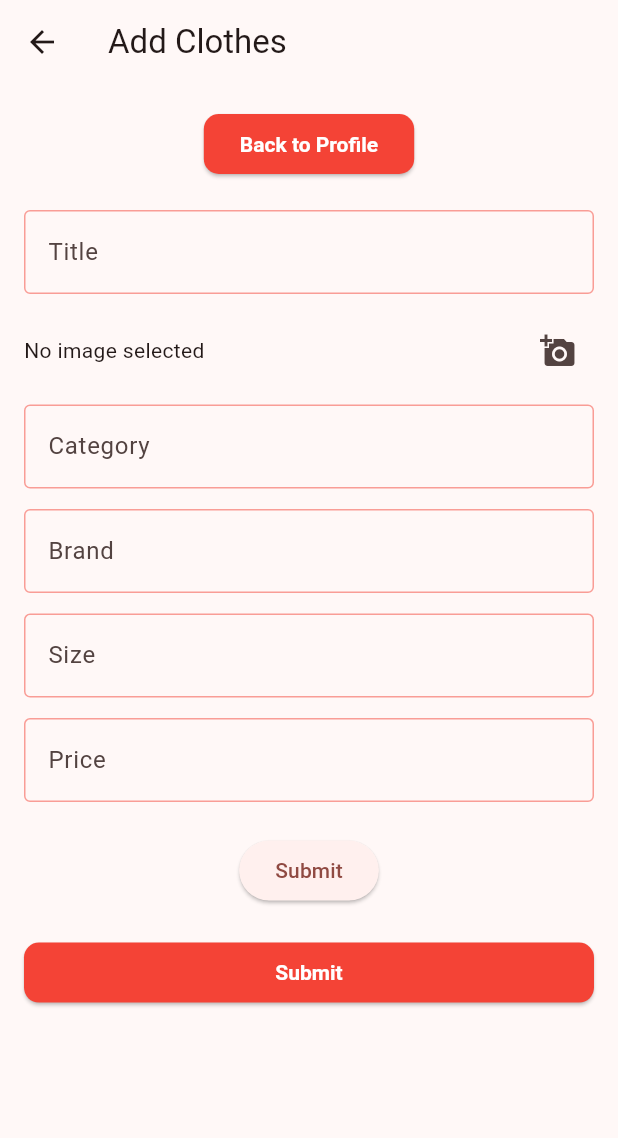
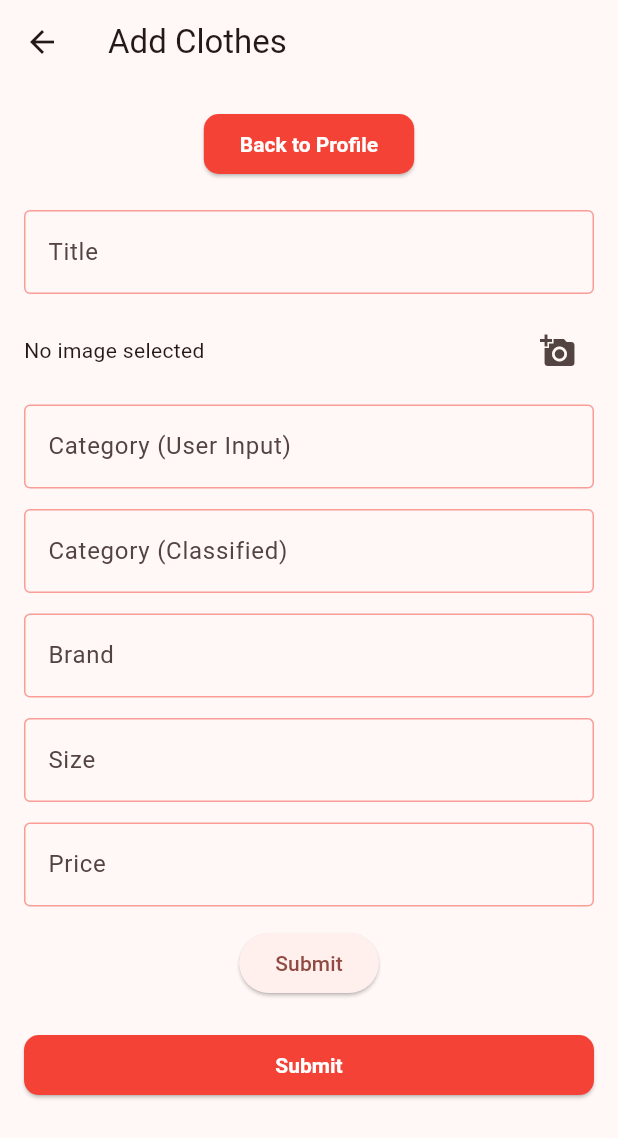
Before and after one commit to ke-saad/vogue_app, a Flutter app: the screen it shows once a user with an empty profile is signed in, item 3 of the bottom bar chosen, after a tap on "Add Clothes", on a phone screen of 412 x 824 dp. Shown: the top 1138 px of the screen. Run offline on Flutter 3.47's test engine with Material 3 defaults, Android fonts, the light colour scheme and no system bars; our stand-ins replace cloud_firestore, firebase_auth, firebase_core, firebase_storage, image_picker, logger; missing offline and left inert: tflite_flutter; accounts and stored records are empty.

Commit message:
twelfth commit

```diff
--- a/lib/src/add_clothes_screen/components/add_clothes_fields.dart
+++ b/lib/src/add_clothes_screen/components/add_clothes_fields.dart
@@ -6,7 +6,7 @@ import 'package:firebase_storage/firebase_storage.dart';
 import 'package:cloud_firestore/cloud_firestore.dart';
 import 'package:tflite_flutter/tflite_flutter.dart';
 import 'package:image/image.dart' as img;
-import 'package:logger/logger.dart'; // Import the logger package
+import 'package:logger/logger.dart';
 
 class AddClothesFields extends StatefulWidget {
   final String userId;
@@ -19,11 +19,12 @@ class AddClothesFields extends StatefulWidget {
 
 class AddClothesFieldsState extends State<AddClothesFields> {
   final _formKey = GlobalKey<FormState>();
-  final Logger _logger = Logger(); // Initialize the logger
+  final Logger _logger = Logger();
 
   String? _title;
   XFile? _image;
-  String? _category;
+  final TextEditingController _userCategoryController = TextEditingController();
+  final TextEditingController _classifiedCategoryController = TextEditingController();
   String? _brand;
   int? _size;
   String? _price;
@@ -32,8 +33,8 @@ class AddClothesFieldsState extends State<AddClothesFields> {
   final FirebaseStorage _storage = FirebaseStorage.instance;
   Interpreter? _interpreter;
   List<String>? _labels;
-  bool _isModelLoaded = false; // Flag to track model loading
-  bool _isLoadingModel = true; // Flag for loading model process
+  bool _isModelLoaded = false;
+  bool _isLoadingModel = true;
 
   @override
   void initState() {
@@ -43,7 +44,6 @@ class AddClothesFieldsState extends State<AddClothesFields> {
 
   Future<void> _loadModel() async {
     try {
-      // Check if the model file exists in assets
       if (await _checkAssetFileExists('assets/my_model.tflite')) {
         _interpreter = await Interpreter.fromAsset('assets/my_model.tflite');
         _isModelLoaded = true;
@@ -52,7 +52,6 @@ class AddClothesFieldsState extends State<AddClothesFields> {
         _logger.e("Model file not found in assets.");
       }
 
-      // Check if the labels file exists in assets
       if (await _checkAssetFileExists('assets/labels.txt')) {
         final labelsData =
             await DefaultAssetBundle.of(context).loadString('assets/labels.txt');
@@ -75,20 +74,19 @@ class AddClothesFieldsState extends State<AddClothesFields> {
       final data = await DefaultAssetBundle.of(context).load(assetPath);
       return data != null;
     } catch (e) {
-      return false; // If loading fails, the asset doesn't exist
+      return false;
     }
   }
 
   Future<void> _pickImage() async {
-    // Check if the model is loaded before picking the image
     if (_isLoadingModel) {
       _logger.e("Model is still loading. Please wait.");
       ScaffoldMessenger.of(context).showSnackBar(
-        SnackBar(
+        const SnackBar(
           content: Text("Model is still loading. Please wait."),
         ),
       );
-      return; // Exit the method if the model is still loading
+      return;
     }
 
     final picker = ImagePicker();
@@ -103,21 +101,19 @@ class AddClothesFieldsState extends State<AddClothesFields> {
 
   Future<void> _classifyImage(File image) async {
     if (_interpreter == null || _labels == null) {
-      _logger.e(
-          "Image classification failed: model is not loaded or labels are null.");
+      _logger.e("Image classification failed: model is not loaded or labels are null.");
       return;
     }
 
     final img.Image? imageInput = img.decodeImage(image.readAsBytesSync());
     if (imageInput != null) {
       final imageAsTensor = _preprocessImage(imageInput);
-      final output = List.filled(1 * 3, 0).reshape([1, 3]); // Allocate for 3 classes
+      final output = List.filled(1 * 3, 0).reshape([1, 3]);
 
       _interpreter!.run(imageAsTensor, output);
 
       final confidenceScores = output[0];
 
-      // Find the index of the highest confidence score
       int maxScoreIndex = 0;
       double maxScore = confidenceScores[0];
       for (int i = 1; i < confidenceScores.length; i++) {
@@ -128,8 +124,14 @@ class AddClothesFieldsState extends State<AddClothesFields> {
       }
 
       setState(() {
-        _category = _labels![maxScoreIndex];
-        _logger.i("Image classified successfully: $_category");
+        String classifiedCategory = _labels![maxScoreIndex];
+        _classifiedCategoryController.text = classifiedCategory;
+
+        // Only set user category if it's empty
+        if (_userCategoryController.text.isEmpty) {
+          _userCategoryController.text = classifiedCategory;
+        }
+        _logger.i("Image classified successfully: $classifiedCategory");
       });
     } else {
       _logger.e("Image classification failed: image input is null.");
@@ -138,11 +140,11 @@ class AddClothesFieldsState extends State<AddClothesFields> {
 
   List<List<List<List<double>>>> _preprocessImage(img.Image image) {
     final resizedImage = img.copyResize(image, width: 224, height: 224);
-    return [ // Add a batch dimension
+    return [
       List.generate(
-      224, // Height
+        224,
         (y) => List.generate(
-        224, // Width
+          224,
           (x) {
             final pixel = resizedImage.getPixel(x, y);
             return [
@@ -201,10 +203,14 @@ class AddClothesFieldsState extends State<AddClothesFields> {
       _formKey.currentState!.save();
       final imageName = await _uploadImage(_image);
       try {
+        String categoryToUse = _userCategoryController.text.isNotEmpty
+            ? _userCategoryController.text
+            : _classifiedCategoryController.text;
+
         await FirebaseFirestore.instance.collection('clothes').add({
           'title': _title,
           'image': imageName ?? '',
-          'category': _category,
+          'category': categoryToUse,
           'brand': _brand,
           'size': _size,
           'price': _price,
@@ -219,22 +225,10 @@ class AddClothesFieldsState extends State<AddClothesFields> {
     }
   }
 
-  Future<void> _fetchImageData(String imageName) async {
-    if (imageName.isNotEmpty) {
-      try {
-        final ref = _storage.ref().child('byte_format_images/$imageName');
-        final imageData = await ref.getData();
-        setState(() {
-          _imageBytes = imageData;
-        });
-      } catch (e) {
-        _logger.e('Error fetching image data: $e');
-      }
-    }
-  }
-
   @override
   void dispose() {
+    _userCategoryController.dispose();
+    _classifiedCategoryController.dispose();
     _interpreter?.close();
     super.dispose();
   }
@@ -279,15 +273,18 @@ class AddClothesFieldsState extends State<AddClothesFields> {
             ],
           ),
           const SizedBox(height: 12.0),
-          _buildTextField(
-            label: 'Category',
-            initialValue: _category,
-            onChanged: (value) {
-              setState(() {
-                _category = value;
-              });
-            },
+          _buildTextFieldWithController(
+            label: 'Category (User Input)',
+            controller: _userCategoryController,
             validatorMessage: 'Please enter a category',
+            height: fieldHeight,
+          ),
+          const SizedBox(height: 12.0),
+          _buildTextFieldWithController(
+            label: 'Category (Classified)',
+            controller: _classifiedCategoryController,
+            validatorMessage: null,
+            isReadOnly: true,
             height: fieldHeight,
           ),
           const SizedBox(height: 12.0),
@@ -308,12 +305,11 @@ class AddClothesFieldsState extends State<AddClothesFields> {
             initialValue: _size?.toString(),
             onChanged: (value) {
               setState(() {
-                _size = int.tryParse(value);
+                _size = int.tryParse(value!);
               });
             },
-            validatorMessage: 'Please enter a size',
+            validatorMessage: 'Please enter a valid size',
             height: fieldHeight,
-            keyboardType: TextInputType.number,
           ),
           const SizedBox(height: 12.0),
           _buildTextField(
@@ -326,9 +322,8 @@ class AddClothesFieldsState extends State<AddClothesFields> {
             },
             validatorMessage: 'Please enter a price',
             height: fieldHeight,
-            keyboardType: TextInputType.number,
           ),
-          const SizedBox(height: 20.0),
+          const SizedBox(height: 12.0),
           ElevatedButton(
             onPressed: submitData,
             child: const Text('Submit'),
@@ -338,26 +333,18 @@ class AddClothesFieldsState extends State<AddClothesFields> {
     );
   }
 
-  Widget _buildTextField({
+  Widget _buildTextFieldWithController({
     required String label,
-    String? initialValue,
-    required ValueChanged<String> onChanged,
-    required String validatorMessage,
+    required TextEditingController controller,
+    required String? validatorMessage,
+    bool isReadOnly = false,
     required double height,
-    TextInputType keyboardType = TextInputType.text,
   }) {
     return SizedBox(
       height: height,
       child: TextFormField(
-        initialValue: initialValue,
-        onChanged: onChanged,
-        validator: (value) {
-          if (value == null || value.isEmpty) {
-            return validatorMessage;
-          }
-          return null;
-        },
-        keyboardType: keyboardType,
+        controller: controller,
+        readOnly: isReadOnly,
         decoration: InputDecoration(
           labelText: label,
           focusedBorder: OutlineInputBorder(
@@ -366,8 +353,40 @@ class AddClothesFieldsState extends State<AddClothesFields> {
           enabledBorder: OutlineInputBorder(
             borderSide: BorderSide(color: unfocusedBorderColor),
           ),
-          hintText: 'Enter $label',
         ),
+        validator: validatorMessage != null
+            ? (value) => value!.isEmpty ? validatorMessage : null
+            : null,
+      ),
+    );
+  }
+
+  Widget _buildTextField({
+    required String label,
+    String? initialValue = '',
+    required String? Function(String?)? onChanged,
+    required String? validatorMessage,
+    bool isReadOnly = false,
+    required double height,
+  }) {
+    return SizedBox(
+      height: height,
+      child: TextFormField(
+        initialValue: initialValue,
+        readOnly: isReadOnly,
+        decoration: InputDecoration(
+          labelText: label,
+          focusedBorder: OutlineInputBorder(
+            borderSide: BorderSide(color: focusedBorderColor),
+          ),
+          enabledBorder: OutlineInputBorder(
+            borderSide: BorderSide(color: unfocusedBorderColor),
+          ),
+        ),
+        onChanged: onChanged,
+        validator: validatorMessage != null
+            ? (value) => value!.isEmpty ? validatorMessage : null
+            : null,
       ),
     );
   }
```
Lines whose indentation alone changed are shown as unchanged.
